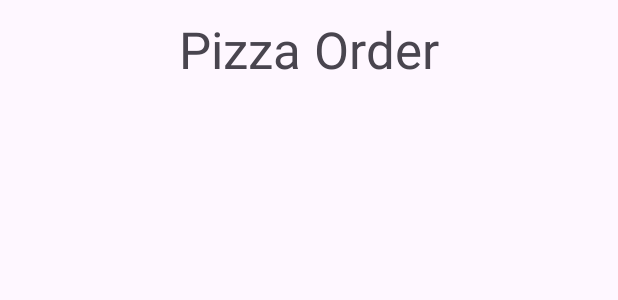
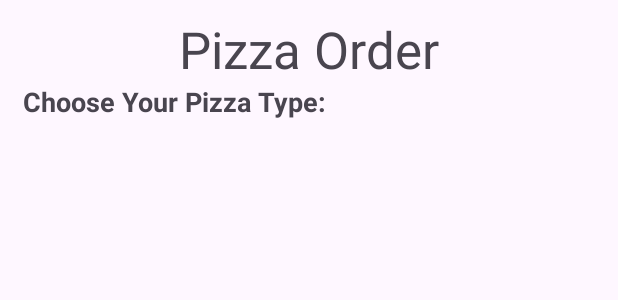
Before and after one commit to DallasLaComb/Pizza_Android_App, an Android app: the layout activity_main.xml on its own in the app's theme, with its tools: preview values and no code run, on a phone screen of 412 x 824 dp. Shown: the top 300 px of the screen. Run offline under Robolectric (Android 15) with nearby library versions, the phone set to English and light mode, and no system bars.

Commit message:
TextView Choose Your Pizza Type Added

```diff
--- a/Homework2/app/src/main/res/layout/activity_main.xml
+++ b/Homework2/app/src/main/res/layout/activity_main.xml
@@ -2,6 +2,7 @@
 <androidx.constraintlayout.widget.ConstraintLayout xmlns:android="http://schemas.android.com/apk/res/android"
     xmlns:app="http://schemas.android.com/apk/res-auto"
     xmlns:tools="http://schemas.android.com/tools"
+    android:id="@+id/tv_choose_pizza_type"
     android:layout_width="match_parent"
     android:layout_height="match_parent"
     tools:context=".MainActivity">
@@ -11,9 +12,20 @@
         android:layout_width="wrap_content"
         android:layout_height="wrap_content"
         android:layout_marginTop="10dp"
-        android:text="Pizza Order"
+        android:text="@string/pizza_order"
         android:textAppearance="@style/TextAppearance.AppCompat.Display1"
         app:layout_constraintEnd_toEndOf="parent"
         app:layout_constraintStart_toStartOf="parent"
         app:layout_constraintTop_toTopOf="parent" />
+
+    <TextView
+        android:id="@+id/tv_choose_your_pizza_type"
+        android:layout_width="wrap_content"
+        android:layout_height="wrap_content"
+        android:layout_marginStart="15dp"
+        android:text="@string/choose_your_pizza_type"
+        android:textAppearance="@style/TextAppearance.AppCompat.Medium"
+        android:textStyle="bold"
+        app:layout_constraintStart_toStartOf="parent"
+        app:layout_constraintTop_toBottomOf="@+id/tv_pizza_order" />
 </androidx.constraintlayout.widget.ConstraintLayout>
--- a/Homework2/app/src/main/res/values/strings.xml
+++ b/Homework2/app/src/main/res/values/strings.xml
@@ -1,3 +1,5 @@
 <resources>
     <string name="app_name">Homework#2</string>
+    <string name="pizza_order">Pizza Order</string>
+    <string name="choose_your_pizza_type">Choose Your Pizza Type:</string>
 </resources>
```
